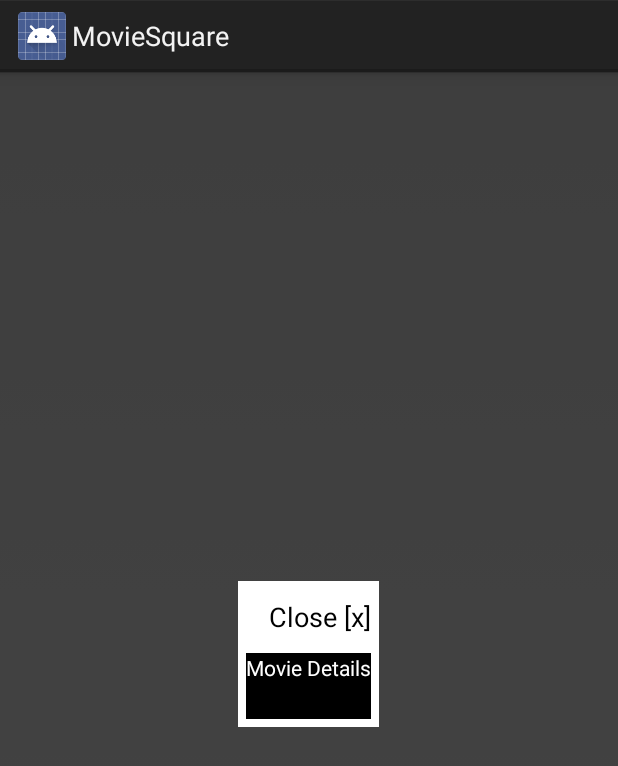
After one commit to jdogg2k/MovieSquareProject, an Android app: the layout activity_movie_info.xml on its own in the app's theme, with its tools: preview values and no code run, on a phone screen of 412 x 824 dp. The commit adds this screen. Shown: the top 766 px of the screen. Run offline under Robolectric (Android 15) with nearby library versions, the phone set to English and light mode, and no system bars.

Commit message:
Added movie listings

```diff
--- a/MovieSquare/src/main/java/com/jorose/moviesquare/MainActivity.java
+++ b/MovieSquare/src/main/java/com/jorose/moviesquare/MainActivity.java
@@ -69,7 +69,8 @@ public class MainActivity extends Activity {
     @Override
     public void onCreate(Bundle savedInstanceState) {
         //todo - TAKE THIS OFF AND DO background processing properly
-
+        StrictMode.ThreadPolicy policy = new StrictMode.ThreadPolicy.Builder().permitAll().build();
+        StrictMode.setThreadPolicy(policy);
 
         super.onCreate(savedInstanceState);
         setContentView(R.layout.activity_main);
--- /dev/null
+++ b/MovieSquare/src/main/res/layout/activity_movie_info.xml
@@ -0,0 +1,52 @@
+<?xml version="1.0" encoding="utf-8"?>
+<LinearLayout xmlns:android="http://schemas.android.com/apk/res/android"
+    android:id="@+id/popupLinearLayout"
+    android:layout_width="match_parent"
+    android:layout_height="match_parent"
+    android:background="@color/colorPopUp"
+    android:gravity="center"
+    android:orientation="vertical" >
+
+    <LinearLayout
+        android:layout_width="wrap_content"
+        android:layout_height="wrap_content"
+        android:background="@color/colorPopUpMarcoWindow"
+        android:gravity="center"
+        android:orientation="vertical" >
+
+        <Button
+            android:id="@+id/close"
+            android:layout_width="wrap_content"
+            android:layout_height="wrap_content"
+            android:layout_gravity="right"
+            android:layout_marginRight="5dp"
+            android:background="@color/colorPopUpMarcoWindow"
+            android:text="@string/closebutton" />
+
+        <LinearLayout
+            android:layout_width="wrap_content"
+            android:layout_height="wrap_content"
+            android:layout_marginBottom="5dp"
+            android:layout_marginLeft="5dp"
+            android:layout_marginRight="5dp"
+            android:background="@color/colorPopUpWindow"
+            android:gravity="center"
+            android:orientation="vertical" >
+
+            <TextView
+                android:id="@+id/textView1"
+                android:layout_width="wrap_content"
+                android:layout_height="wrap_content"
+                android:text="Movie Details"
+                android:textColor="@color/colorPopUpMarcoWindow" />
+
+            <TextView
+                android:id="@+id/selMovieName"
+                android:layout_width="wrap_content"
+                android:layout_height="wrap_content"
+                android:layout_marginTop="5dp"
+                android:textColor="@color/colorPopUpMarcoWindow" />
+        </LinearLayout>
+    </LinearLayout>
+
+</LinearLayout>
--- a/MovieSquare/src/main/res/values/strings.xml
+++ b/MovieSquare/src/main/res/values/strings.xml
@@ -7,4 +7,8 @@
     <string name="title_activity_main">Main</string>
     <string name="app_not_installed_message">To do this, you’ll need the latest version of Foursquare installed.</string>
     <string name="movie_showings_activity_title">Movies Playing</string>
+    <color name="colorPopUp">#BB000000</color>
+    <color name="colorPopUpWindow">#000000</color>
+    <color name="colorPopUpMarcoWindow">#FFFFFF</color>
+    <string name="closebutton">Close [x]</string>
 </resources>
--- a/MovieSquare/src/main/res/values/styles.xml
+++ b/MovieSquare/src/main/res/values/styles.xml
@@ -17,4 +17,9 @@
         <!-- All customizations that are NOT specific to a particular API-level can go here. -->
     </style>
 
+    <style name="PopupWindowAnimation" parent="android:Animation">
+        <item name="android:windowEnterAnimation">@anim/enter</item>
+        <item name="android:windowExitAnimation">@anim/exit</item>
+    </style>
+
 </resources>
```
Also changed, not shown: MovieSquare/src/main/java/com/jorose/moviesquare/BuildMovieInfo.java (added, +42 -0 lines), MovieSquare/src/main/java/com/jorose/moviesquare/JSONParser.java (added, +75 -0 lines), MovieSquare/src/main/java/com/jorose/moviesquare/MovieShowings.java (+88 -3 lines), MovieSquare/src/main/res/anim/enter.xml (added, +17 -0 lines), MovieSquare/src/main/res/anim/exit.xml (added, +11 -0 lines), MovieSquare/src/main/res/drawable/octopus_cat.png (added), 1 other file.
